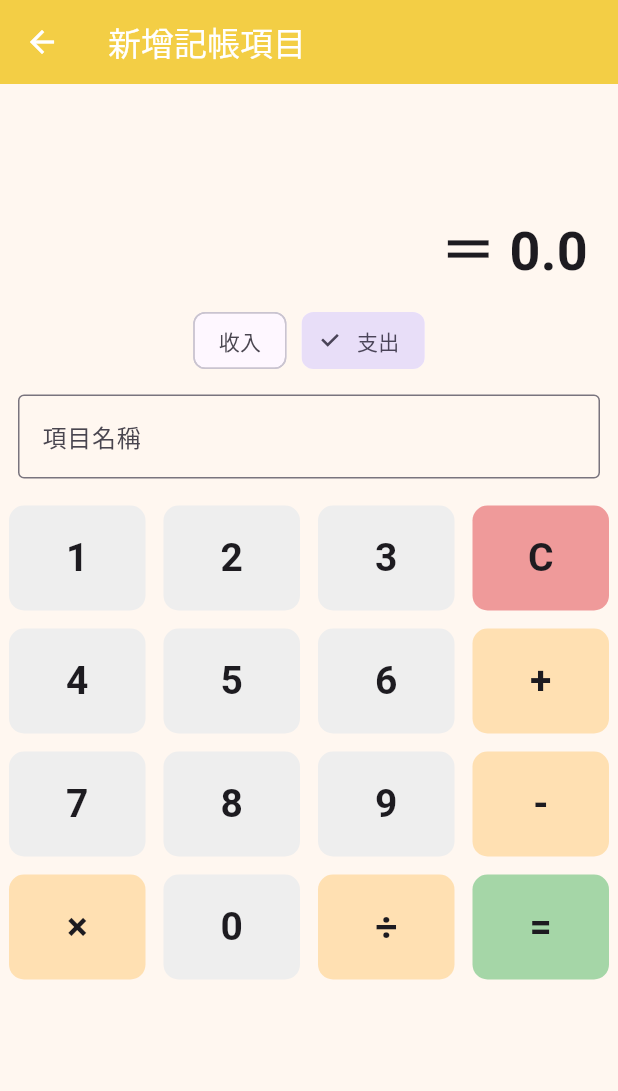
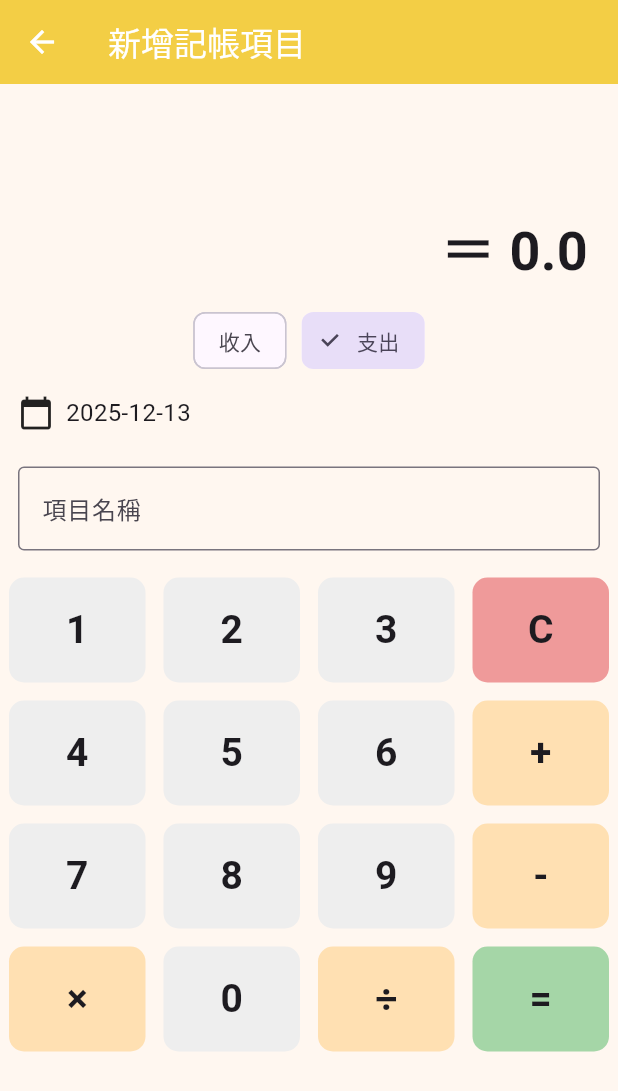
Before and after one commit to Liuyuweiyyyy/Accounting-APP, a Flutter app: the screen it shows after launch, after a tap on the "add" icon, on a phone screen of 412 x 824 dp. Shown: the top 1091 px of the screen. Run offline on Flutter 3.47's test engine with Material 3 defaults, Android fonts, the phone set to English and light mode, and no system bars; our stand-ins replace shared_preferences.

Commit message:
add timestamp

```diff
--- a/lib/main.dart
+++ b/lib/main.dart
@@ -49,11 +49,11 @@ class ExpensePage extends StatefulWidget {
 
 class _ExpensePageState extends State<ExpensePage> {
   List<Map<String, dynamic>> transactions = [
-    {"title": "早餐", "amount": 80, "type": "支出"},
-    {"title": "午餐", "amount": 120, "type": "支出"},
-    {"title": "薪水", "amount": 300, "type": "收入"},
-    {"title": "交通", "amount": 60, "type": "支出"},
-    {"title": "加班", "amount": 200, "type": "收入"},
+    {"title": "早餐", "amount": 80, "type": "支出","date": "2025-12-13T01:01:59.493251",},
+    {"title": "午餐", "amount": 120, "type": "支出","date": "2025-12-12T01:01:59.493251",},
+    {"title": "薪水", "amount": 300, "type": "收入","date": "2025-12-11T01:01:59.493251",},
+    {"title": "交通", "amount": 60, "type": "支出","date": "2025-12-10T01:01:59.493251",},
+    {"title": "加班", "amount": 200, "type": "收入","date": "2025-12-09T01:01:59.493251",},
   ];
   double income = 0;
   double outlay = 0;
@@ -61,22 +61,26 @@ class _ExpensePageState extends State<ExpensePage> {
   Future<void> saveTransactions() async {
     final prefs = await SharedPreferences.getInstance();
 
-    List<String> jsonList =
-    transactions.map((t) => jsonEncode(t)).toList();
+    List<String> jsonList = transactions.map((t) {
+      return jsonEncode(t);
+    }).toList();
 
     await prefs.setStringList('transactions', jsonList);
   }
 
+
   Future<void> loadTransactions() async {
     final prefs = await SharedPreferences.getInstance();
-
     List<String>? jsonList = prefs.getStringList('transactions');
 
-    if (jsonList != null) {
+    if (jsonList != null && jsonList.isNotEmpty) {
       transactions = jsonList
           .map((t) => jsonDecode(t) as Map<String, dynamic>)
           .toList();
-    }
+      // ⭐ 依時間排序，最新的在最前面
+      transactions.sort((a, b) =>
+          DateTime.parse(b["date"]).compareTo(DateTime.parse(a["date"])));
+    } // ⭐ 否則保留原本程式碼裡的 transactions 預設值
   }
 
   @override
@@ -94,6 +98,7 @@ class _ExpensePageState extends State<ExpensePage> {
       outlay = transactions
           .where((t) => t["type"] == "支出")
           .fold(0, (sum, t) => sum + t["amount"]);
+      saveTransactions();
 
       // 等第一幀後啟動動畫
       WidgetsBinding.instance.addPostFrameCallback((_) {
@@ -102,12 +107,17 @@ class _ExpensePageState extends State<ExpensePage> {
     });
   }
 
+  // 排序
+  void sortTransactions() {
+    transactions.sort((a, b) =>
+        DateTime.parse(b["date"]).compareTo(DateTime.parse(a["date"])));
+  }
+
   @override
   Widget build(BuildContext context) {
     return Scaffold(
       appBar: AppBar(
         title: Text("收支總覽"),
-        // 刪掉 actions 中的 IconButton
       ),
       floatingActionButton: FloatingActionButton(
         child: Icon(Icons.add),
@@ -119,12 +129,19 @@ class _ExpensePageState extends State<ExpensePage> {
 
           if (newItem != null) {
             setState(() {
-              transactions.add(newItem);
+              transactions.add({
+                "title": newItem["title"],
+                "amount": newItem["amount"],
+                "type": newItem["type"],
+                "date": newItem["date"],
+              });
+
               if (newItem["type"] == "收入") {
                 income += newItem["amount"];
               } else {
                 outlay += newItem["amount"];
               }
+              sortTransactions();
             });
             saveTransactions();
           }
@@ -154,9 +171,11 @@ class _ExpensePageState extends State<ExpensePage> {
               itemCount: transactions.length,
               itemBuilder: (context, index) {
                 final item = transactions[index];
+                final String dateString = item["date"].toString();
+                final DateTime date = DateTime.parse(dateString);
 
                 return Dismissible(
-                  key: Key(item["title"] + index.toString()),
+                  key: Key(item["date"]),
                   direction: DismissDirection.endToStart,
                   background: Container(
                     color: Colors.red,
@@ -165,17 +184,20 @@ class _ExpensePageState extends State<ExpensePage> {
                     child: Icon(Icons.delete, color: Colors.white),
                   ),
                   onDismissed: (direction) {
+                    final removed = transactions.removeAt(index);
                     setState(() {
-                      final removed = transactions.removeAt(index);
-
+                      // 更新收入/支出
                       if (removed["type"] == "收入") {
                         income -= removed["amount"];
                       } else {
                         outlay -= removed["amount"];
                       }
+                      // 再排序
+                      sortTransactions();
                     });
                     saveTransactions();
                   },
+
                   child: Card(
                     margin: EdgeInsets.symmetric(horizontal: 16, vertical: 8),
                     elevation: 3,
@@ -189,6 +211,7 @@ class _ExpensePageState extends State<ExpensePage> {
                               originalTitle: item["title"],
                               originalAmount: item["amount"],
                               originalType: item["type"],
+                              originalDate: DateTime.parse(item["date"]),
                             ),
                           ),
                         );
@@ -201,13 +224,18 @@ class _ExpensePageState extends State<ExpensePage> {
                               outlay -= item["amount"];
                             }
 
-                            transactions[index] = updatedItem;
-
+                            transactions[index] = {
+                              "title": updatedItem["title"],
+                              "amount": updatedItem["amount"],
+                              "type": updatedItem["type"],
+                              "date": updatedItem["date"], // ⭐ 保留原時間
+                            };
                             if (updatedItem["type"] == "收入") {
                               income += updatedItem["amount"];
                             } else {
                               outlay += updatedItem["amount"];
                             }
+                            sortTransactions();
                           });
 
                           saveTransactions();
@@ -218,6 +246,12 @@ class _ExpensePageState extends State<ExpensePage> {
                         color: item["type"] == "收入" ? Color(0xFF007FFF) : Color(0xFFD35400),
                       ),
                       title: Text(item["title"]),
+                      subtitle: Text(
+                        "${date.year}/"
+                        "${date.month.toString().padLeft(2, '0')}/"
+                        "${date.day.toString().padLeft(2, '0')}",
+                        style: TextStyle(color: Colors.grey),
+                      ),
                       trailing: Text(
                         "${item["amount"]} 元",
                         style: TextStyle(
--- a/lib/widgets/add_page.dart
+++ b/lib/widgets/add_page.dart
@@ -5,12 +5,14 @@ class AddTransactionPage extends StatefulWidget {
   final String? originalTitle;
   final double? originalAmount;
   final String? originalType;
+  final DateTime? originalDate;
 
   AddTransactionPage({
     this.isEdit = false,
     this.originalTitle,
     this.originalAmount,
     this.originalType,
+    this.originalDate,
   });
 
   @override
@@ -23,6 +25,23 @@ class _AddTransactionPageState extends State<AddTransactionPage> {
   String type = "支出";
   TextEditingController titleController = TextEditingController();
   TextEditingController amountController = TextEditingController();
+  DateTime selectedDate = DateTime.now();
+
+  // 選時間
+  Future<void> pickDate() async {
+    final picked = await showDatePicker(
+      context: context,
+      initialDate: selectedDate,
+      firstDate: DateTime(2000),
+      lastDate: DateTime(2100),
+    );
+
+    if (picked != null) {
+      setState(() {
+        selectedDate = picked;
+      });
+    }
+  }
 
   // 按鍵輸入
   void input(String value) {
@@ -110,6 +129,7 @@ class _AddTransactionPageState extends State<AddTransactionPage> {
       "title": titleController.text,
       "amount": result,
       "type": type,
+      "date": selectedDate.toIso8601String(),
     });
   }
 
@@ -165,6 +185,10 @@ class _AddTransactionPageState extends State<AddTransactionPage> {
       titleController.text = widget.originalTitle!;
       result = widget.originalAmount!;
       type = widget.originalType!;
+      selectedDate = widget.originalDate ?? DateTime.now();
+      expression = widget.originalAmount!.toString();
+    }else{
+      selectedDate = DateTime.now();
     }
   }
 
@@ -214,6 +238,26 @@ class _AddTransactionPageState extends State<AddTransactionPage> {
             ],
           ),
 
+          // ⭐ 日期選擇
+          InkWell(
+            onTap: pickDate,
+            child: Padding(
+              padding: EdgeInsets.all(12),
+              child: Row(
+                children: [
+                  Icon(Icons.calendar_today),
+                  SizedBox(width: 8),
+                  Text(
+                    "${selectedDate.year}-"
+                        "${selectedDate.month.toString().padLeft(2, '0')}-"
+                        "${selectedDate.day.toString().padLeft(2, '0')}",
+                    style: TextStyle(fontSize: 16),
+                  ),
+                ],
+              ),
+            ),
+          ),
+
           Padding(
             padding: EdgeInsets.all(12),
             child: TextField(
```
Also changed, not shown: 2 other files.
